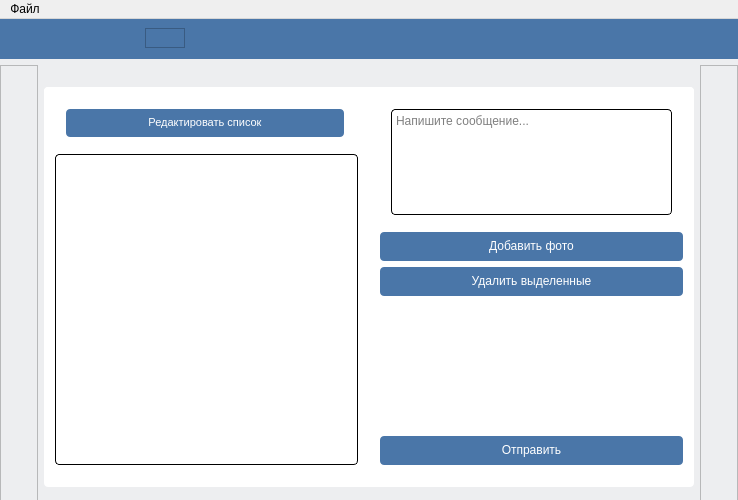
Old version of the form src/mainwindow.ui in the repository MorganGrieves/VKSender.
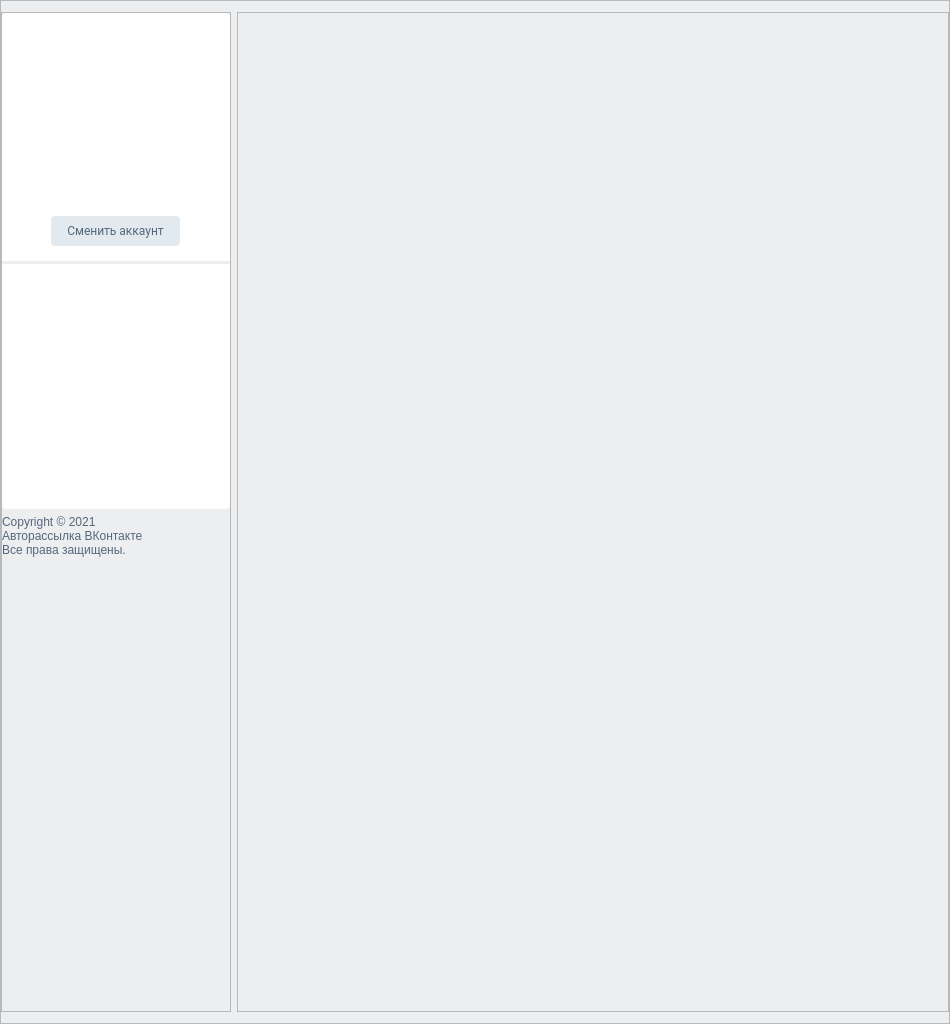
New version of the form. Icons and pictures are not drawn.

What changed in the file:
```diff
--- a/src/mainwindow.ui
+++ b/src/mainwindow.ui
@@ -6,28 +6,33 @@
    <rect>
     <x>0</x>
     <y>0</y>
-    <width>738</width>
-    <height>500</height>
+    <width>950</width>
+    <height>1020</height>
    </rect>
   </property>
   <property name="sizePolicy">
-   <sizepolicy hsizetype="Fixed" vsizetype="Fixed">
+   <sizepolicy hsizetype="Preferred" vsizetype="Preferred">
     <horstretch>0</horstretch>
     <verstretch>0</verstretch>
    </sizepolicy>
   </property>
   <property name="minimumSize">
    <size>
-    <width>738</width>
-    <height>500</height>
+    <width>0</width>
+    <height>0</height>
    </size>
   </property>
   <property name="maximumSize">
    <size>
-    <width>738</width>
-    <height>500</height>
+    <width>16777215</width>
+    <height>16777215</height>
    </size>
   </property>
+  <property name="font">
+   <font>
+    <family>Roboto</family>
+   </font>
+  </property>
   <property name="windowTitle">
    <string>VK Sender</string>
   </property>
@@ -36,23 +41,23 @@
   </property>
   <widget class="QWidget" name="centralWidget">
    <property name="sizePolicy">
-    <sizepolicy hsizetype="Maximum" vsizetype="Maximum">
+    <sizepolicy hsizetype="Preferred" vsizetype="Preferred">
      <horstretch>0</horstretch>
      <verstretch>0</verstretch>
     </sizepolicy>
    </property>
    <property name="minimumSize">
     <size>
-     <width>500</width>
-     <height>500</height>
+     <width>0</width>
+     <height>0</height>
     </size>
    </property>
    <property name="styleSheet">
-    <string notr="true">background-color: rgb(237,238,240);</string>
+    <string notr="true">background-color: #EDEEF0;</string>
    </property>
-   <layout class="QVBoxLayout" name="verticalLayout">
+   <layout class="QHBoxLayout" name="horizontalLayout_2">
     <property name="spacing">
-     <number>6</number>
+     <number>0</number>
     </property>
     <property name="leftMargin">
      <number>0</number>
@@ -64,62 +69,91 @@
      <number>0</number>
     </property>
     <property name="bottomMargin">
-     <number>9</number>
+     <number>0</number>
     </property>
     <item>
-     <widget class="QFrame" name="frameHeader">
+     <widget class="QFrame" name="mainFrame">
       <property name="sizePolicy">
-       <sizepolicy hsizetype="Preferred" vsizetype="Fixed">
+       <sizepolicy hsizetype="Fixed" vsizetype="Preferred">
         <horstretch>0</horstretch>
         <verstretch>0</verstretch>
        </sizepolicy>
       </property>
       <property name="minimumSize">
        <size>
-        <width>0</width>
+        <width>950</width>
         <height>0</height>
        </size>
       </property>
-      <property name="sizeIncrement">
+      <property name="maximumSize">
        <size>
-        <width>0</width>
-        <height>0</height>
-       </size>
-      </property>
-      <property name="baseSize">
-       <size>
-        <width>0</width>
-        <height>0</height>
+        <width>950</width>
+        <height>16777215</height>
        </size>
       </property>
       <property name="styleSheet">
-       <string notr="true">background-color: rgb(74,118,168);</string>
+       <string notr="true">background-color: #EDEEF0;</string>
+      </property>
+      <property name="frameShape">
+       <enum>QFrame::StyledPanel</enum>
+      </property>
+      <property name="frameShadow">
+       <enum>QFrame::Raised</enum>
+      </property>
+      <property name="lineWidth">
+       <number>0</number>
       </property>
       <layout class="QHBoxLayout" name="horizontalLayout">
+       <property name="sizeConstraint">
+        <enum>QLayout::SetDefaultConstraint</enum>
+       </property>
        <property name="leftMargin">
-        <number>9</number>
+        <number>0</number>
+       </property>
+       <property name="rightMargin">
+        <number>0</number>
+       </property>
+       <item alignment="Qt::AlignTop">
+        <widget class="QFrame" name="frame">
+         <property name="sizePolicy">
+          <sizepolicy hsizetype="Fixed" vsizetype="Fixed">
+           <horstretch>0</horstretch>
+           <verstretch>0</verstretch>
+          </sizepolicy>
+         </property>
+         <property name="minimumSize">
+          <size>
+           <width>230</width>
+           <height>1000</height>
+          </size>
+         </property>
+         <property name="maximumSize">
+          <size>
+           <width>230</width>
+           <height>16777215</height>
+          </size>
+         </property>
+         <property name="frameShape">
+          <enum>QFrame::StyledPanel</enum>
+         </property>
+         <property name="frameShadow">
+          <enum>QFrame::Raised</enum>
+         </property>
+         <layout class="QVBoxLayout" name="verticalLayout">
+          <property name="leftMargin">
+           <number>0</number>
        </property>
        <property name="topMargin">
-        <number>9</number>
-       </property>
-       <item>
-        <spacer name="horizontalSpacer_2">
-         <property name="orientation">
-          <enum>Qt::Horizontal</enum>
-         </property>
-         <property name="sizeType">
-          <enum>QSizePolicy::Expanding</enum>
-         </property>
-         <property name="sizeHint" stdset="0">
-          <size>
-           <width>40</width>
-           <height>20</height>
-          </size>
-         </property>
-        </spacer>
-       </item>
+           <number>0</number>
+          </property>
+          <property name="rightMargin">
+           <number>0</number>
+          </property>
+          <property name="bottomMargin">
+           <number>0</number>
+          </property>
        <item>
-        <widget class="QFrame" name="frameLogo">
+           <widget class="QFrame" name="profileActionsFrame">
          <property name="sizePolicy">
           <sizepolicy hsizetype="Preferred" vsizetype="Preferred">
            <horstretch>0</horstretch>
@@ -128,380 +162,265 @@
          </property>
          <property name="minimumSize">
           <size>
-           <width>40</width>
+              <width>0</width>
            <height>0</height>
           </size>
          </property>
          <property name="maximumSize">
           <size>
-           <width>40</width>
+              <width>16777215</width>
            <height>16777215</height>
-          </size>
-         </property>
-         <property name="autoFillBackground">
-          <bool>false</bool>
-         </property>
-         <property name="styleSheet">
-          <string notr="true">background: url(&quot;:style/image/vk_logo.svg&quot;) no-repeat;</string>
-         </property>
-         <property name="frameShape">
-          <enum>QFrame::StyledPanel</enum>
-         </property>
-         <property name="frameShadow">
-          <enum>QFrame::Raised</enum>
-         </property>
-        </widget>
-       </item>
-       <item>
-        <spacer name="horizontalSpacer_5">
-         <property name="orientation">
-          <enum>Qt::Horizontal</enum>
-         </property>
-         <property name="sizeHint" stdset="0">
-          <size>
-           <width>40</width>
-           <height>20</height>
-          </size>
-         </property>
-        </spacer>
-       </item>
-       <item>
-        <spacer name="horizontalSpacer_4">
-         <property name="orientation">
-          <enum>Qt::Horizontal</enum>
-         </property>
-         <property name="sizeType">
-          <enum>QSizePolicy::Expanding</enum>
-         </property>
-         <property name="sizeHint" stdset="0">
-          <size>
-           <width>40</width>
-           <height>20</height>
-          </size>
-         </property>
-        </spacer>
-       </item>
-       <item>
-        <spacer name="horizontalSpacer">
-         <property name="orientation">
-          <enum>Qt::Horizontal</enum>
-         </property>
-         <property name="sizeType">
-          <enum>QSizePolicy::Expanding</enum>
-         </property>
-         <property name="sizeHint" stdset="0">
-          <size>
-           <width>40</width>
-           <height>20</height>
-          </size>
-         </property>
-        </spacer>
-       </item>
-       <item>
-        <spacer name="horizontalSpacer_3">
-         <property name="orientation">
-          <enum>Qt::Horizontal</enum>
-         </property>
-         <property name="sizeType">
-          <enum>QSizePolicy::Expanding</enum>
-         </property>
-         <property name="sizeHint" stdset="0">
-          <size>
-           <width>100</width>
-           <height>20</height>
-          </size>
-         </property>
-        </spacer>
-       </item>
-      </layout>
-     </widget>
-    </item>
-    <item>
-     <layout class="QHBoxLayout" name="horizontalLayout_Main">
-      <property name="spacing">
-       <number>6</number>
-      </property>
-      <item>
-       <widget class="QFrame" name="frame_left">
-        <property name="sizePolicy">
-         <sizepolicy hsizetype="Expanding" vsizetype="Preferred">
-          <horstretch>1</horstretch>
-          <verstretch>0</verstretch>
-         </sizepolicy>
-        </property>
-        <property name="frameShape">
-         <enum>QFrame::StyledPanel</enum>
-        </property>
-        <property name="frameShadow">
-         <enum>QFrame::Raised</enum>
-        </property>
-       </widget>
-      </item>
-      <item>
-       <widget class="QFrame" name="frameMainFields">
-        <property name="sizePolicy">
-         <sizepolicy hsizetype="Fixed" vsizetype="Fixed">
-          <horstretch>0</horstretch>
-          <verstretch>0</verstretch>
-         </sizepolicy>
-        </property>
-        <property name="minimumSize">
-         <size>
-          <width>650</width>
-          <height>0</height>
-         </size>
-        </property>
-        <property name="maximumSize">
-         <size>
-          <width>600</width>
-          <height>400</height>
          </size>
         </property>
         <property name="styleSheet">
          <string notr="true">background-color: white;
-border-radius: 4px 4px 0 0;</string>
+border-radius: 4px;
+</string>
         </property>
         <property name="frameShape">
-         <enum>QFrame::NoFrame</enum>
-        </property>
-        <property name="frameShadow">
-         <enum>QFrame::Raised</enum>
-        </property>
-        <layout class="QHBoxLayout" name="horizontalLayout_2">
-         <property name="spacing">
-          <number>0</number>
-         </property>
-         <property name="leftMargin">
-          <number>0</number>
-         </property>
-         <property name="topMargin">
-          <number>0</number>
-         </property>
-         <property name="rightMargin">
-          <number>0</number>
-         </property>
-         <item>
-          <widget class="QFrame" name="editLinkListFrame">
-           <property name="frameShape">
             <enum>QFrame::StyledPanel</enum>
            </property>
            <property name="frameShadow">
             <enum>QFrame::Raised</enum>
            </property>
-           <layout class="QVBoxLayout" name="verticalLayout_2">
-            <item>
-             <widget class="QFrame" name="frameEditGroupButtons">
-              <property name="sizePolicy">
-               <sizepolicy hsizetype="Maximum" vsizetype="Maximum">
-                <horstretch>0</horstretch>
-                <verstretch>0</verstretch>
-               </sizepolicy>
-              </property>
-              <property name="minimumSize">
-               <size>
-                <width>300</width>
-                <height>30</height>
-               </size>
-              </property>
-              <property name="frameShape">
-               <enum>QFrame::StyledPanel</enum>
-              </property>
-              <property name="frameShadow">
-               <enum>QFrame::Raised</enum>
-              </property>
-              <layout class="QHBoxLayout" name="horizontalLayout_4">
-               <item>
-                <widget class="QPushButton" name="editListButton">
-                 <property name="font">
-                  <font>
-                   <family>MS Shell Dlg 2</family>
-                   <pointsize>8</pointsize>
-                   <weight>50</weight>
-                   <italic>false</italic>
-                   <bold>false</bold>
-                  </font>
-                 </property>
-                 <property name="cursor">
-                  <cursorShape>PointingHandCursor</cursorShape>
-                 </property>
-                 <property name="styleSheet">
-                  <string notr="true">QPushButton{
-	background-color: #4a76a8;
-	padding: 7px 16px 8px;
-	text-align: center;
-	border-radius: 4px;
-	color: white;
-}
-QPushButton:hover{
-	background-color: #5181B8;
-}</string>
-                 </property>
-                 <property name="text">
-                  <string>Редактировать список</string>
-                 </property>
-                </widget>
-               </item>
-              </layout>
-             </widget>
-            </item>
-            <item>
-             <widget class="QFrame" name="frameGroupTable">
-              <property name="sizePolicy">
-               <sizepolicy hsizetype="Expanding" vsizetype="Expanding">
-                <horstretch>0</horstretch>
-                <verstretch>0</verstretch>
-               </sizepolicy>
-              </property>
-              <property name="frameShape">
-               <enum>QFrame::StyledPanel</enum>
-              </property>
-              <property name="frameShadow">
-               <enum>QFrame::Raised</enum>
+            <property name="lineWidth">
+             <number>0</number>
               </property>
               <layout class="QVBoxLayout" name="verticalLayout_3">
+             <property name="spacing">
+              <number>15</number>
+             </property>
+             <property name="sizeConstraint">
+              <enum>QLayout::SetDefaultConstraint</enum>
+             </property>
                <property name="leftMargin">
                 <number>0</number>
                </property>
                <property name="topMargin">
-                <number>0</number>
+              <number>15</number>
                </property>
                <property name="rightMargin">
                 <number>0</number>
                </property>
                <property name="bottomMargin">
-                <number>0</number>
+              <number>6</number>
                </property>
                <item>
-                <widget class="QListWidget" name="groupList">
-                 <property name="styleSheet">
-                  <string notr="true">border: 1px solid black;</string>
-                 </property>
-                </widget>
-               </item>
-              </layout>
-             </widget>
-            </item>
-           </layout>
-          </widget>
-         </item>
-         <item>
-          <widget class="QFrame" name="sendFieldsFrame">
+              <widget class="QLabel" name="profilePictureLabel">
            <property name="sizePolicy">
-            <sizepolicy hsizetype="Expanding" vsizetype="Expanding">
+                <sizepolicy hsizetype="Minimum" vsizetype="Fixed">
              <horstretch>0</horstretch>
              <verstretch>0</verstretch>
             </sizepolicy>
            </property>
+               <property name="minimumSize">
+                <size>
+                 <width>0</width>
+                 <height>100</height>
+                </size>
+               </property>
+               <property name="maximumSize">
+                <size>
+                 <width>16777215</width>
+                 <height>100</height>
+                </size>
+               </property>
+               <property name="styleSheet">
+                <string notr="true"/>
+               </property>
            <property name="frameShape">
             <enum>QFrame::StyledPanel</enum>
            </property>
            <property name="frameShadow">
-            <enum>QFrame::Raised</enum>
-           </property>
-           <layout class="QVBoxLayout" name="verticalLayout_5">
+                <enum>QFrame::Sunken</enum>
+               </property>
+               <property name="text">
+                <string/>
+               </property>
+               <property name="scaledContents">
+                <bool>false</bool>
+               </property>
+               <property name="alignment">
+                <set>Qt::AlignCenter</set>
+               </property>
+               <property name="margin">
+                <number>0</number>
+               </property>
+              </widget>
+             </item>
             <item>
-             <widget class="QFrame" name="textEditorFrame">
+              <widget class="QLabel" name="accountNameLabel">
               <property name="sizePolicy">
-               <sizepolicy hsizetype="Expanding" vsizetype="Expanding">
+                <sizepolicy hsizetype="Preferred" vsizetype="Maximum">
                 <horstretch>0</horstretch>
                 <verstretch>0</verstretch>
                </sizepolicy>
               </property>
-              <property name="frameShape">
-               <enum>QFrame::StyledPanel</enum>
-              </property>
-              <property name="frameShadow">
-               <enum>QFrame::Raised</enum>
-              </property>
-              <layout class="QHBoxLayout" name="horizontalLayout_3">
-               <item>
-                <widget class="QTextEdit" name="messageEdit">
+               <property name="minimumSize">
+                <size>
+                 <width>0</width>
+                 <height>0</height>
+                </size>
+               </property>
+               <property name="font">
+                <font>
+                 <family>Roboto</family>
+                 <pointsize>19</pointsize>
+                </font>
+               </property>
                  <property name="styleSheet">
-                  <string notr="true">border: 1px solid black;</string>
-                 </property>
-                 <property name="placeholderText">
-                  <string>Напишите сообщение...</string>
-                 </property>
-                </widget>
-               </item>
-              </layout>
-             </widget>
-            </item>
+                <string notr="true">color:black</string>
+               </property>
+               <property name="text">
+                <string/>
+               </property>
+               <property name="textFormat">
+                <enum>Qt::RichText</enum>
+               </property>
+               <property name="scaledContents">
+                <bool>false</bool>
+               </property>
+               <property name="alignment">
+                <set>Qt::AlignCenter</set>
+               </property>
+               <property name="wordWrap">
+                <bool>true</bool>
+               </property>
+              </widget>
+             </item>
             <item>
-             <widget class="QPushButton" name="addNewPhotoButton">
-              <property name="cursor">
-               <cursorShape>PointingHandCursor</cursorShape>
+              <widget class="QLabel" name="lastEntranceLabel">
+               <property name="sizePolicy">
+                <sizepolicy hsizetype="Preferred" vsizetype="Fixed">
+                 <horstretch>0</horstretch>
+                 <verstretch>0</verstretch>
+                </sizepolicy>
               </property>
               <property name="styleSheet">
-               <string notr="true">QPushButton{
-	background-color: #4a76a8;
-	padding: 7px 16px 8px;
-	text-align: center;
-	border-radius: 4px;
-	color: white;
-}
-QPushButton:hover{
-	background-color: #5181B8;
-}</string>
+                <string notr="true">color: #939393;</string>
               </property>
               <property name="text">
-               <string>Добавить фото</string>
-              </property>
-             </widget>
-            </item>
-            <item>
-             <widget class="QPushButton" name="deleteSelectedPhotosButton">
+                <string/>
+               </property>
+               <property name="alignment">
+                <set>Qt::AlignCenter</set>
+               </property>
+               <property name="margin">
+                <number>0</number>
+               </property>
+              </widget>
+             </item>
+             <item alignment="Qt::AlignHCenter">
+              <widget class="QPushButton" name="changeAccountButton">
+               <property name="sizePolicy">
+                <sizepolicy hsizetype="Fixed" vsizetype="Fixed">
+                 <horstretch>0</horstretch>
+                 <verstretch>0</verstretch>
+                </sizepolicy>
+               </property>
+               <property name="minimumSize">
+                <size>
+                 <width>0</width>
+                 <height>0</height>
+                </size>
+               </property>
+               <property name="maximumSize">
+                <size>
+                 <width>16777215</width>
+                 <height>16777215</height>
+                </size>
+               </property>
+               <property name="font">
+                <font>
+                 <family>Roboto</family>
+                </font>
+               </property>
               <property name="cursor">
                <cursorShape>PointingHandCursor</cursorShape>
               </property>
               <property name="styleSheet">
-               <string notr="true">QPushButton{
-	background-color: #4a76a8;
-	padding: 7px 16px 8px;
-	text-align: center;
-	border-radius: 4px;
-	color: white;
-}
-QPushButton:hover{
-	background-color: #5181B8;
-}</string>
+                <string notr="true">padding: 7px 16px 8px;
+margine: 10px;
+border-radius: 4px;
+background-color: #e2e9ef;
+color: #55677d;</string>
               </property>
               <property name="text">
-               <string>Удалить выделенные</string>
+                <string>Сменить аккаунт</string>
               </property>
              </widget>
             </item>
             <item>
-             <widget class="QFrame" name="photosFrame">
+              <widget class="QFrame" name="hrFrame1">
+               <property name="styleSheet">
+                <string notr="true">background-color: #EDEEF0;</string>
+               </property>
+               <property name="frameShape">
+                <enum>QFrame::HLine</enum>
+               </property>
+               <property name="frameShadow">
+                <enum>QFrame::Raised</enum>
+               </property>
+               <property name="lineWidth">
+                <number>0</number>
+               </property>
+              </widget>
+             </item>
+             <item alignment="Qt::AlignRight">
+              <widget class="QListWidget" name="interfaceListWidget">
               <property name="sizePolicy">
-               <sizepolicy hsizetype="Expanding" vsizetype="Expanding">
+                <sizepolicy hsizetype="Preferred" vsizetype="Preferred">
                 <horstretch>0</horstretch>
                 <verstretch>0</verstretch>
                </sizepolicy>
               </property>
+               <property name="minimumSize">
+                <size>
+                 <width>0</width>
+                 <height>0</height>
+                </size>
+               </property>
+               <property name="maximumSize">
+                <size>
+                 <width>16777215</width>
+                 <height>16777215</height>
+                </size>
+               </property>
+               <property name="autoFillBackground">
+                <bool>false</bool>
+               </property>
               <property name="styleSheet">
                <string notr="true"/>
               </property>
               <property name="frameShape">
                <enum>QFrame::StyledPanel</enum>
               </property>
-              <property name="frameShadow">
-               <enum>QFrame::Raised</enum>
-              </property>
-              <layout class="QHBoxLayout" name="horizontalLayout_5">
-               <item>
-                <widget class="QListWidget" name="photosListWidget">
-                 <property name="selectionMode">
-                  <enum>QAbstractItemView::MultiSelection</enum>
+               <property name="lineWidth">
+                <number>0</number>
+               </property>
+               <property name="verticalScrollBarPolicy">
+                <enum>Qt::ScrollBarAlwaysOff</enum>
+               </property>
+               <property name="horizontalScrollBarPolicy">
+                <enum>Qt::ScrollBarAlwaysOff</enum>
+               </property>
+               <property name="sizeAdjustPolicy">
+                <enum>QAbstractScrollArea::AdjustIgnored</enum>
                  </property>
                  <property name="iconSize">
                   <size>
-                   <width>50</width>
-                   <height>50</height>
-                  </size>
-                 </property>
+                 <width>15</width>
+                 <height>15</height>
+                </size>
+               </property>
+               <property name="resizeMode">
+                <enum>QListView::Adjust</enum>
+               </property>
+               <property name="spacing">
+                <number>5</number>
+               </property>
                  <property name="viewMode">
-                  <enum>QListView::IconMode</enum>
+                <enum>QListView::ListMode</enum>
                  </property>
                 </widget>
                </item>
@@ -509,73 +428,39 @@
              </widget>
             </item>
             <item>
-             <widget class="QPushButton" name="sendButton">
-              <property name="cursor">
-               <cursorShape>PointingHandCursor</cursorShape>
-              </property>
+           <widget class="QLabel" name="appInfoLabel">
               <property name="styleSheet">
-               <string notr="true">QPushButton{
-	background-color: #4a76a8;
-	padding: 7px 16px 8px;
-	text-align: center;
-	border-radius: 4px;
-	color: white;
-}
-QPushButton:hover{
-	background-color: #5181B8;
-}</string>
+             <string notr="true">color: #55677d;</string>
               </property>
               <property name="text">
-               <string>Отправить</string>
-              </property>
-             </widget>
-            </item>
-           </layout>
+             <string>Copyright © 2021
+Авторассылка ВКонтакте
+Все права защищены.</string>
+            </property>
+            <property name="alignment">
+             <set>Qt::AlignLeading|Qt::AlignLeft|Qt::AlignTop</set>
+            </property>
           </widget>
          </item>
         </layout>
        </widget>
       </item>
       <item>
-       <widget class="QFrame" name="frame_right">
-        <property name="sizePolicy">
-         <sizepolicy hsizetype="Expanding" vsizetype="Preferred">
-          <horstretch>1</horstretch>
-          <verstretch>0</verstretch>
-         </sizepolicy>
-        </property>
+        <widget class="QFrame" name="tabFrame">
         <property name="frameShape">
          <enum>QFrame::StyledPanel</enum>
         </property>
         <property name="frameShadow">
          <enum>QFrame::Raised</enum>
         </property>
+         <layout class="QGridLayout" name="gridLayout_2"/>
        </widget>
       </item>
      </layout>
+     </widget>
     </item>
    </layout>
   </widget>
-  <widget class="QMenuBar" name="menuBar">
-   <property name="geometry">
-    <rect>
-     <x>0</x>
-     <y>0</y>
-     <width>738</width>
-     <height>20</height>
-    </rect>
-   </property>
-   <widget class="QMenu" name="menu">
-    <property name="title">
-     <string>Файл</string>
-    </property>
-    <addaction name="openAction"/>
-    <addaction name="saveAction"/>
-    <addaction name="separator"/>
-    <addaction name="exitAction"/>
-   </widget>
-   <addaction name="menu"/>
-  </widget>
   <action name="action">
    <property name="text">
     <string>Открыть</string>
```
Lines whose indentation alone changed are shown as unchanged.
